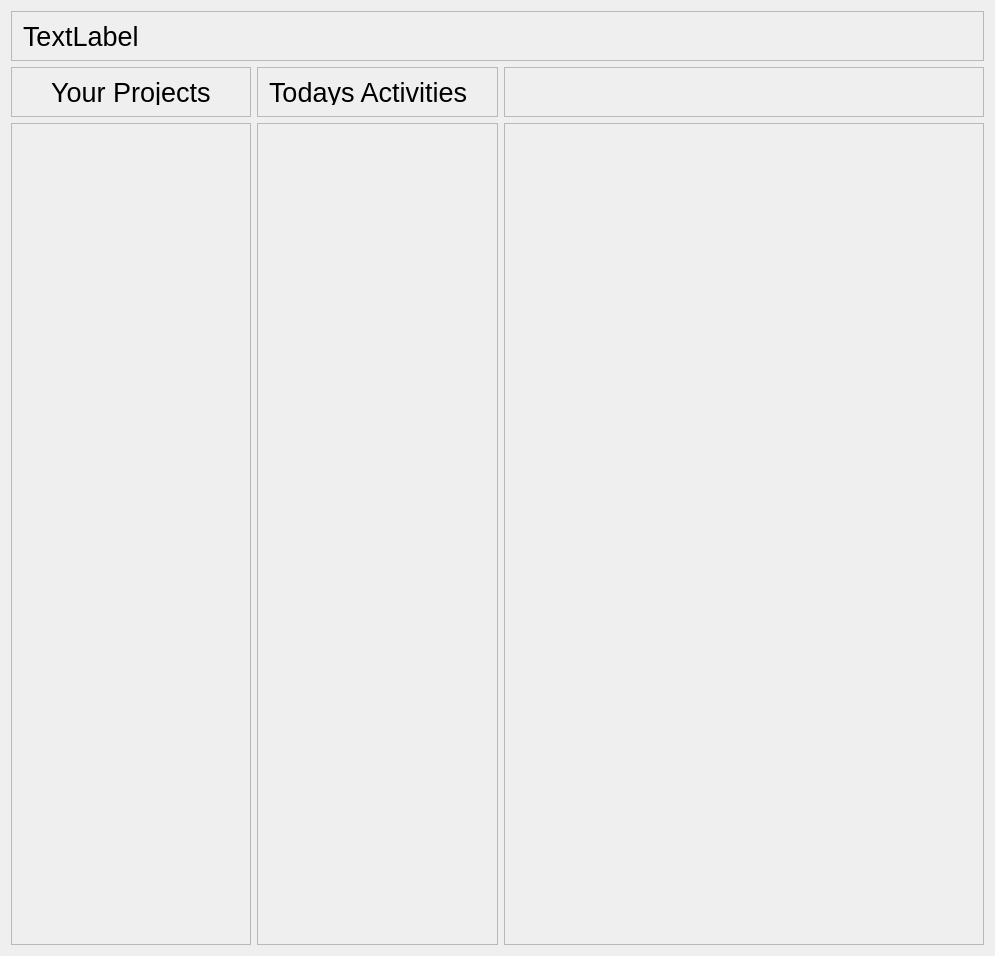
This is Lab1/mainwindow.ui in PioSkay/Qt-Time-Reporting-System as Qt 5 draws it before an edit. The edited form follows.
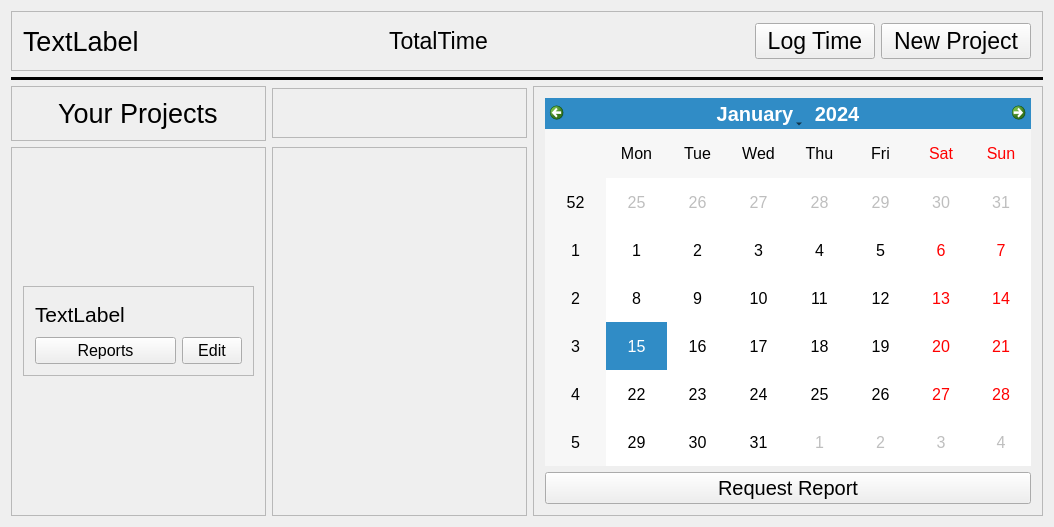
This is the edited form.

Commit message: Implementation of the main menu & project creation. File reading and writing debugging and testing.

```diff
--- a/Lab1/mainwindow.ui
+++ b/Lab1/mainwindow.ui
@@ -6,8 +6,8 @@
    <rect>
     <x>0</x>
     <y>0</y>
-    <width>995</width>
-    <height>956</height>
+    <width>1054</width>
+    <height>527</height>
    </rect>
   </property>
   <property name="font">
@@ -23,12 +23,90 @@
   </property>
   <widget class="QWidget" name="centralWidget">
    <layout class="QGridLayout" name="gridLayout">
+    <item row="3" column="0">
+     <widget class="QFrame" name="your_projects">
+      <property name="maximumSize">
+       <size>
+        <width>300</width>
+        <height>16777215</height>
+       </size>
+      </property>
+      <property name="font">
+       <font>
+        <pointsize>16</pointsize>
+       </font>
+      </property>
+      <property name="frameShape">
+       <enum>QFrame::StyledPanel</enum>
+      </property>
+      <property name="frameShadow">
+       <enum>QFrame::Raised</enum>
+      </property>
+      <layout class="QVBoxLayout" name="verticalLayout">
+       <item>
+        <widget class="QFrame" name="frame_2">
+         <property name="maximumSize">
+          <size>
+           <width>16777215</width>
+           <height>90</height>
+          </size>
+         </property>
+         <property name="frameShape">
+          <enum>QFrame::StyledPanel</enum>
+         </property>
+         <property name="frameShadow">
+          <enum>QFrame::Raised</enum>
+         </property>
+         <layout class="QGridLayout" name="gridLayout_2">
+          <item row="1" column="1">
+           <widget class="QPushButton" name="pushButton">
+            <property name="maximumSize">
+             <size>
+              <width>60</width>
+              <height>30</height>
+             </size>
+            </property>
+            <property name="font">
+             <font>
+              <pointsize>12</pointsize>
+             </font>
+            </property>
+            <property name="text">
+             <string>Edit</string>
+            </property>
+           </widget>
+          </item>
+          <item row="0" column="0" colspan="2">
+           <widget class="QLabel" name="label">
+            <property name="text">
+             <string>TextLabel</string>
+            </property>
+           </widget>
+          </item>
+          <item row="1" column="0">
+           <widget class="QPushButton" name="pushButton_2">
+            <property name="font">
+             <font>
+              <pointsize>12</pointsize>
+             </font>
+            </property>
+            <property name="text">
+             <string>Reports</string>
+            </property>
+           </widget>
+          </item>
+         </layout>
+        </widget>
+       </item>
+      </layout>
+     </widget>
+    </item>
     <item row="0" column="0" colspan="4">
      <widget class="QFrame" name="frame_3">
       <property name="maximumSize">
        <size>
         <width>16777215</width>
-        <height>50</height>
+        <height>60</height>
        </size>
       </property>
       <property name="frameShape">
@@ -37,7 +115,7 @@
       <property name="frameShadow">
        <enum>QFrame::Raised</enum>
       </property>
-      <layout class="QVBoxLayout" name="verticalLayout_4">
+      <layout class="QHBoxLayout" name="horizontalLayout_2">
        <item>
         <widget class="QLabel" name="user">
          <property name="font">
@@ -50,26 +128,60 @@
          </property>
         </widget>
        </item>
+       <item>
+        <widget class="QLabel" name="totaltime">
+         <property name="text">
+          <string>TotalTime</string>
+         </property>
+        </widget>
+       </item>
+       <item>
+        <widget class="QPushButton" name="log_time">
+         <property name="maximumSize">
+          <size>
+           <width>120</width>
+           <height>70</height>
+          </size>
+         </property>
+         <property name="text">
+          <string>Log Time</string>
+         </property>
+        </widget>
+       </item>
+       <item>
+        <widget class="QPushButton" name="new_project">
+         <property name="maximumSize">
+          <size>
+           <width>150</width>
+           <height>70</height>
+          </size>
+         </property>
+         <property name="text">
+          <string>New Project</string>
+         </property>
+        </widget>
+       </item>
       </layout>
      </widget>
     </item>
-    <item row="1" column="2" colspan="2">
-     <widget class="QFrame" name="frame_6">
-      <property name="maximumSize">
-       <size>
-        <width>16777215</width>
-        <height>50</height>
-       </size>
-      </property>
-      <property name="frameShape">
-       <enum>QFrame::StyledPanel</enum>
-      </property>
-      <property name="frameShadow">
-       <enum>QFrame::Raised</enum>
-      </property>
-     </widget>
-    </item>
     <item row="2" column="1">
+     <widget class="QFrame" name="activities_title">
+      <property name="maximumSize">
+       <size>
+        <width>16777215</width>
+        <height>50</height>
+       </size>
+      </property>
+      <property name="frameShape">
+       <enum>QFrame::StyledPanel</enum>
+      </property>
+      <property name="frameShadow">
+       <enum>QFrame::Raised</enum>
+      </property>
+      <layout class="QVBoxLayout" name="verticalLayout_3"/>
+     </widget>
+    </item>
+    <item row="3" column="1">
      <widget class="QFrame" name="activities">
       <property name="maximumSize">
        <size>
@@ -86,12 +198,12 @@
       <layout class="QVBoxLayout" name="verticalLayout_2"/>
      </widget>
     </item>
-    <item row="1" column="0">
+    <item row="2" column="0">
      <widget class="QFrame" name="your_projects_title">
       <property name="maximumSize">
        <size>
         <width>16777215</width>
-        <height>50</height>
+        <height>70</height>
        </size>
       </property>
       <property name="frameShape">
@@ -109,6 +221,12 @@
            <verstretch>0</verstretch>
           </sizepolicy>
          </property>
+         <property name="maximumSize">
+          <size>
+           <width>16777215</width>
+           <height>100</height>
+          </size>
+         </property>
          <property name="font">
           <font>
            <pointsize>20</pointsize>
@@ -122,67 +240,82 @@
       </layout>
      </widget>
     </item>
-    <item row="1" column="1">
-     <widget class="QFrame" name="activities_title">
+    <item row="1" column="0" colspan="4">
+     <widget class="Line" name="line">
+      <property name="sizePolicy">
+       <sizepolicy hsizetype="Minimum" vsizetype="Fixed">
+        <horstretch>10</horstretch>
+        <verstretch>0</verstretch>
+       </sizepolicy>
+      </property>
       <property name="maximumSize">
        <size>
         <width>16777215</width>
-        <height>50</height>
+        <height>3</height>
        </size>
       </property>
-      <property name="frameShape">
-       <enum>QFrame::StyledPanel</enum>
+      <property name="font">
+       <font>
+        <family>Pristina</family>
+        <pointsize>1</pointsize>
+        <weight>75</weight>
+        <bold>true</bold>
+       </font>
       </property>
       <property name="frameShadow">
-       <enum>QFrame::Raised</enum>
+       <enum>QFrame::Plain</enum>
       </property>
-      <layout class="QVBoxLayout" name="verticalLayout_3">
-       <item>
-        <widget class="QLabel" name="user_4">
-         <property name="sizePolicy">
-          <sizepolicy hsizetype="Preferred" vsizetype="Preferred">
-           <horstretch>0</horstretch>
-           <verstretch>0</verstretch>
-          </sizepolicy>
-         </property>
-         <property name="font">
-          <font>
-           <pointsize>20</pointsize>
-          </font>
-         </property>
-         <property name="text">
-          <string>Todays Activities</string>
-         </property>
-        </widget>
-       </item>
-      </layout>
-     </widget>
-    </item>
-    <item row="2" column="0">
-     <widget class="QFrame" name="your_projects">
-      <property name="maximumSize">
-       <size>
-        <width>300</width>
-        <height>16777215</height>
-       </size>
+      <property name="lineWidth">
+       <number>3</number>
       </property>
-      <property name="frameShape">
-       <enum>QFrame::StyledPanel</enum>
+      <property name="midLineWidth">
+       <number>3</number>
       </property>
-      <property name="frameShadow">
-       <enum>QFrame::Raised</enum>
+      <property name="orientation">
+       <enum>Qt::Horizontal</enum>
       </property>
       <layout class="QVBoxLayout" name="verticalLayout"/>
      </widget>
     </item>
-    <item row="2" column="2" colspan="2">
+    <item row="2" column="2" rowspan="2" colspan="2">
      <widget class="QFrame" name="frame">
+      <property name="font">
+       <font>
+        <family>MS Shell Dlg 2</family>
+        <pointsize>15</pointsize>
+       </font>
+      </property>
       <property name="frameShape">
        <enum>QFrame::StyledPanel</enum>
       </property>
       <property name="frameShadow">
        <enum>QFrame::Raised</enum>
       </property>
+      <layout class="QVBoxLayout" name="verticalLayout_4">
+       <item>
+        <widget class="QCalendarWidget" name="calendarWidget">
+         <property name="sizePolicy">
+          <sizepolicy hsizetype="Preferred" vsizetype="Preferred">
+           <horstretch>0</horstretch>
+           <verstretch>0</verstretch>
+          </sizepolicy>
+         </property>
+         <property name="font">
+          <font>
+           <family>MS Shell Dlg 2</family>
+           <pointsize>12</pointsize>
+          </font>
+         </property>
+        </widget>
+       </item>
+       <item>
+        <widget class="QPushButton" name="pushButton_4">
+         <property name="text">
+          <string>Request Report</string>
+         </property>
+        </widget>
+       </item>
+      </layout>
      </widget>
     </item>
    </layout>
```
Left out of the diff: 1 changed line with no effect on the pictures. The commit also changes 19 other files.
